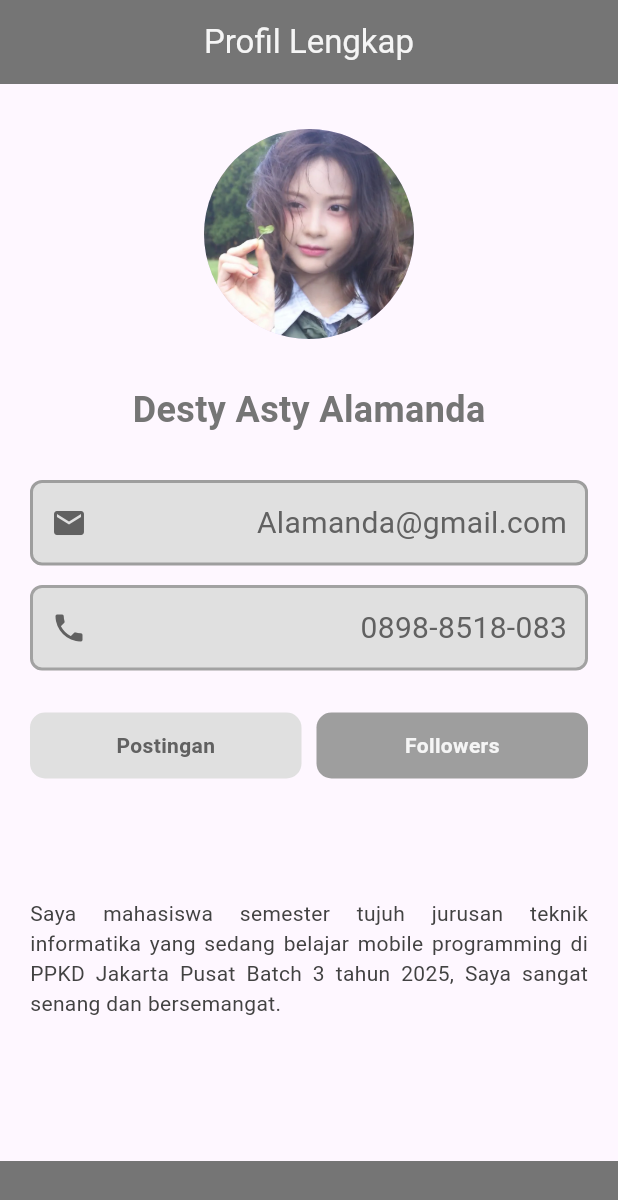
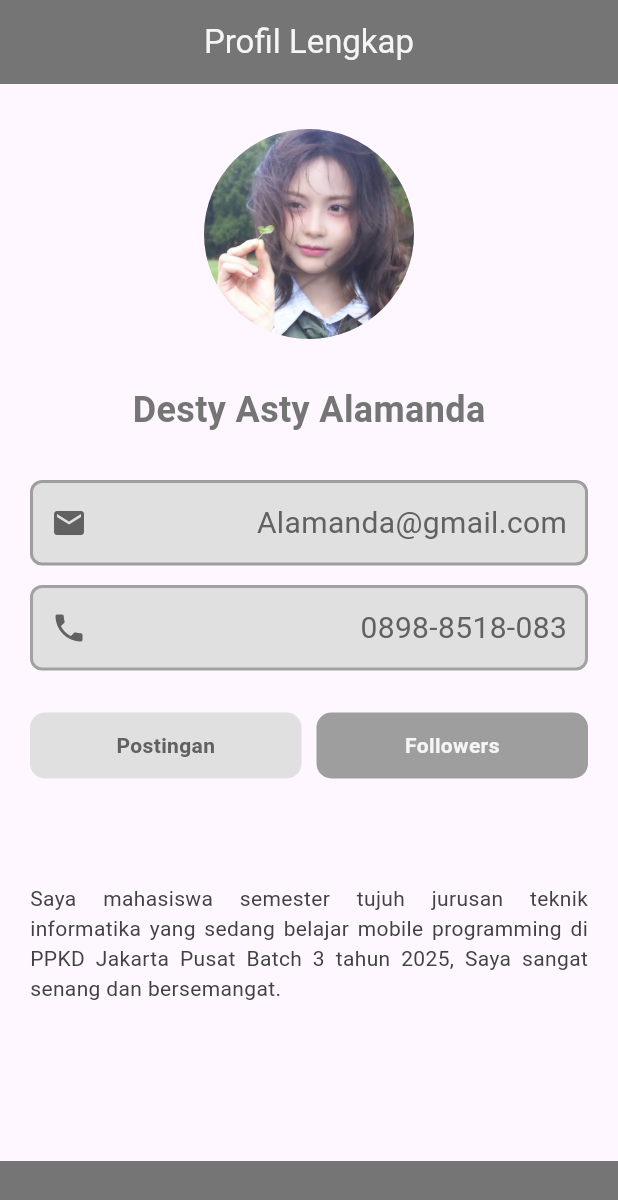
Before and after one commit to DestyAlamanda/ppkd_d_3, a Flutter app: the screen it shows after launch, on a phone screen of 412 x 824 dp. Shown: the top 1200 px of the screen. Run offline on Flutter 3.47's test engine with Material 3 defaults, Android fonts, the phone set to English and light mode, and no system bars.

Commit message:
final task [Tugas 2 Flutter]

```diff
--- a/lib/tugas_2/tugas_2_flutter.dart
+++ b/lib/tugas_2/tugas_2_flutter.dart
@@ -122,7 +122,7 @@ class TugasDua extends StatelessWidget {
               ],
             ),
           ),
-          SizedBox(height: 50),
+          SizedBox(height: 40),
           Padding(
             padding: EdgeInsets.symmetric(vertical: 30, horizontal: 20),
             child: Text(
@@ -135,16 +135,7 @@ class TugasDua extends StatelessWidget {
           Container(
             padding: EdgeInsets.only(top: 50),
             decoration: BoxDecoration(
-              color: Colors.grey[600]),
-            child: Center(
-              // child: Text(
-              //   'PPKD Batch 3',
-              //   style: TextStyle(
-              //     color: const Color.fromARGB(255, 94, 92, 92),
-              //     fontSize: 16,
-              //   ),
-              // ),
-            ),
+              color: Colors.grey[600])
           ),
         ],
       ),
```
